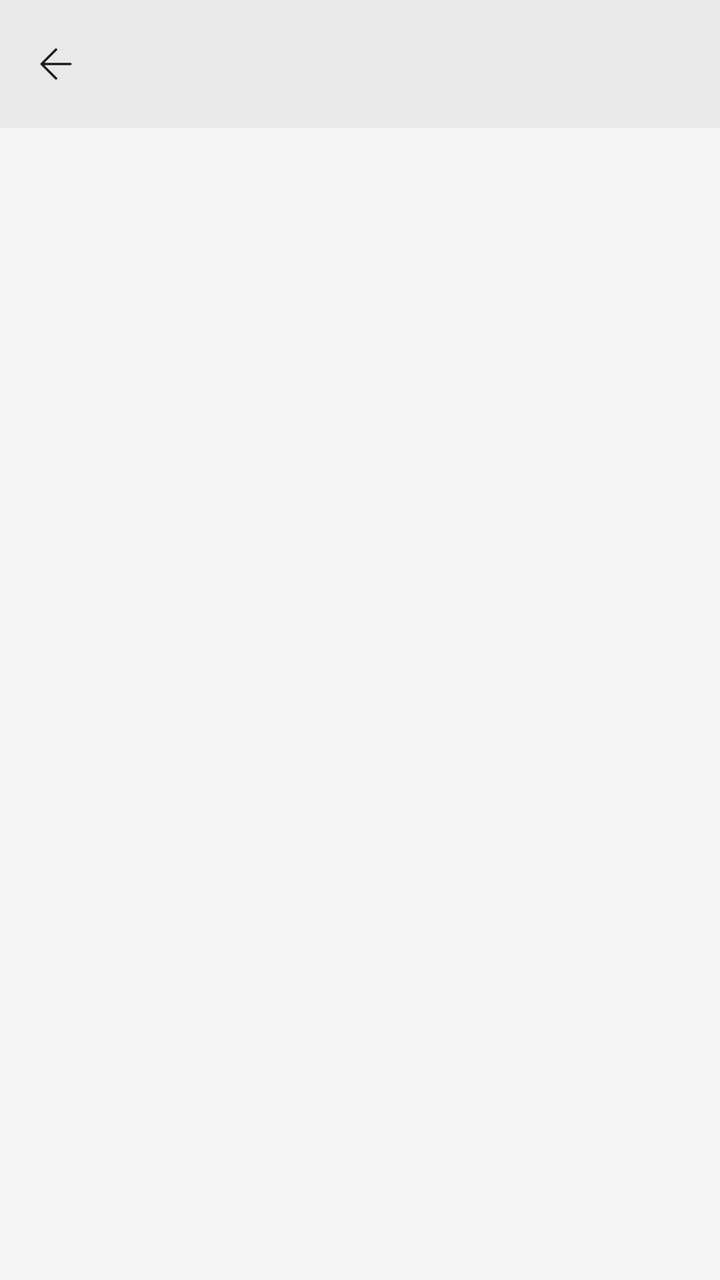
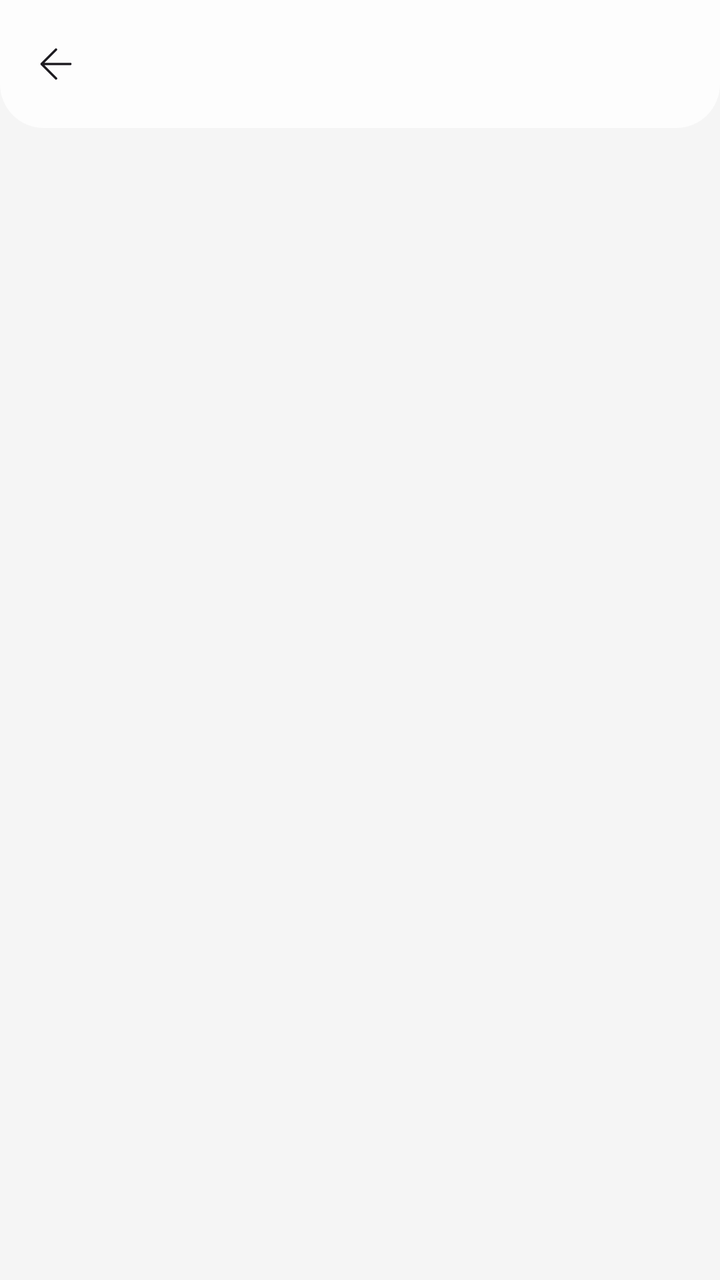

An Android layout rendered at two revisions. The XML below is the earlier revision; the diff shows what the commit changed to produce the second picture.
<!-- AndroidManifest.xml: application theme Theme.Baiboly -->
<!-- res/layout/activity_fanekena.xml -->
<?xml version="1.0" encoding="utf-8"?>

<androidx.coordinatorlayout.widget.CoordinatorLayout
    xmlns:android="http://schemas.android.com/apk/res/android"
    xmlns:app="http://schemas.android.com/apk/res-auto"
    android:layout_width="match_parent"
    android:layout_height="match_parent">

    
    <com.google.android.material.appbar.AppBarLayout
        android:layout_width="match_parent"
        android:layout_height="wrap_content"
        android:background="?attr/colorSurface"
        app:elevation="0dp">

        <androidx.appcompat.widget.Toolbar
            android:id="@+id/toolbar"
            android:layout_width="match_parent"
            android:layout_height="?attr/actionBarSize"
            app:navigationIcon="@drawable/ic_arrow_back"
            app:popupTheme="@style/ThemeOverlay.Material3">

            
            <TextView
                android:id="@+id/toolbarTitle"
                android:layout_width="match_parent"
                android:layout_height="wrap_content"
                android:layout_gravity="center_vertical|start"
                android:layout_marginEnd="96dp"
                android:textSize="20sp"
                android:textStyle="bold"
                android:textColor="?attr/colorOnSurface"
                android:maxLines="1"
                android:ellipsize="end"
                android:singleLine="true" />

        </androidx.appcompat.widget.Toolbar>

    </com.google.android.material.appbar.AppBarLayout>

    
    <androidx.viewpager2.widget.ViewPager2
        android:id="@+id/viewPager"
        android:layout_width="match_parent"
        android:layout_height="match_parent"
        android:background="@color/bgColor"
        app:layout_behavior="@string/appbar_scrolling_view_behavior" />

    <FrameLayout
        android:id="@+id/settings_container"
        android:layout_width="match_parent"
        android:layout_height="match_parent"
        android:visibility="gone"/>

</androidx.coordinatorlayout.widget.CoordinatorLayout>
<!-- resources referenced by this layout -->
<resources>
  <color name="bgColor">#F5F5F5</color>
  <!-- drawable ic_arrow_back (drawable) -->
  <?xml version="1.0" encoding="utf-8"?>
  <vector xmlns:android="http://schemas.android.com/apk/res/android"
      android:width="24dp"
      android:height="24dp"
      android:viewportWidth="80"
      android:viewportHeight="80">
  
      <path
          android:fillColor="?android:attr/textColorPrimary"
          android:pathData="M64,38H20.83L41.41,17.41a2,2,0,0,0,0,-2.82,2,2,0,0,0,-2.82,0l-24,24a1.79,1.79,0,0,0,-0.25,0.31A1.19,1.19,0,0,0,14.25,39c0,0.07,-0.07,0.13,-0.1,0.2l-0.06,0.2a0.84,0.84,0,0,0,0,0.17,2,2,0,0,0,0,0.78,0.84,0.84,0,0,0,0,0.17l0.06,0.2c0,0.07,0.07,0.13,0.1,0.2a1.19,1.19,0,0,0,0.09,0.15,1.79,1.79,0,0,0,0.25,0.31l24,24a2,2,0,1,0,2.82,-2.82L20.83,42H64a2,2,0,0,0,0,-4Z"/>
  </vector>
  <style name="Theme.Baiboly" parent="Theme.Material3.DayNight.NoActionBar">
  
          
          <item name="colorPrimary">#C40E5A</item>
          <item name="colorOnPrimary">#FFFFFF</item>
          <item name="colorPrimaryContainer">#33B8C4</item>
          <item name="colorOnPrimaryContainer">#002020</item>
  
          
          <item name="colorSecondary">#256EC7</item>
          <item name="colorOnSecondary">#FFFFFF</item>
  
          <item name="android:colorBackground">#FFFFFF</item>
          <item name="colorSurface">#E9E9E9</item>
          <item name="colorOnSurface">#1F2937</item>
          <item name="colorSurfaceVariant">#F3F4F6</item>
          <item name="colorOnSurfaceVariant">#4B5563</item>
          <item name="colorOutline">#B4B4B4</item> 
  
          <item name="colorError">#B00020</item>
  
          
          <item name="android:windowLightStatusBar">true</item>
          <item name="android:statusBarColor">?attr/colorSurface</item>
  
          
          <item name="textInputStyle">@style/Widget.Material3.TextInputLayout.OutlinedBox</item>
      </style>
</resources>

<!-- the commit's change to res/layout/activity_fanekena.xml (unified diff, before → after) -->
@@ -1,5 +1,4 @@
 <?xml version="1.0" encoding="utf-8"?>
-
 <androidx.coordinatorlayout.widget.CoordinatorLayout
     xmlns:android="http://schemas.android.com/apk/res/android"
     xmlns:app="http://schemas.android.com/apk/res-auto"
@@ -7,18 +6,27 @@
     android:layout_height="match_parent">
 
     
+    <androidx.viewpager2.widget.ViewPager2
+        android:id="@+id/viewPager"
+        android:layout_width="match_parent"
+        android:layout_height="match_parent"
+        android:background="@color/bgColor" />
+
+    
     <com.google.android.material.appbar.AppBarLayout
+        android:id="@+id/appBar"
         android:layout_width="match_parent"
         android:layout_height="wrap_content"
-        android:background="?attr/colorSurface"
+        android:background="@drawable/bg_reading_bar"
         app:elevation="0dp">
 
         <androidx.appcompat.widget.Toolbar
             android:id="@+id/toolbar"
             android:layout_width="match_parent"
             android:layout_height="?attr/actionBarSize"
+            android:background="@android:color/transparent"
             app:navigationIcon="@drawable/ic_arrow_back"
-            app:popupTheme="@style/ThemeOverlay.Material3">
+            app:popupTheme="@style/ThemeOverlay.Baiboly.Popup">
 
             
             <TextView
@@ -38,14 +46,6 @@
 
     </com.google.android.material.appbar.AppBarLayout>
 
-    
-    <androidx.viewpager2.widget.ViewPager2
-        android:id="@+id/viewPager"
-        android:layout_width="match_parent"
-        android:layout_height="match_parent"
-        android:background="@color/bgColor"
-        app:layout_behavior="@string/appbar_scrolling_view_behavior" />
-
     <FrameLayout
         android:id="@+id/settings_container"
         android:layout_width="match_parent"
<!-- resource entries referenced after the edit -->
@@ -1,6 +1,15 @@
 <!-- resources referenced by this layout -->
 <resources>
   <color name="bgColor">#F5F5F5</color>
+  <!-- drawable bg_reading_bar (drawable) -->
+  <?xml version="1.0" encoding="utf-8"?>
+  <shape xmlns:android="http://schemas.android.com/apk/res/android"
+      android:shape="rectangle">
+      <solid android:color="@color/toolbar_bg" />
+      <corners
+          android:bottomLeftRadius="22dp"
+          android:bottomRightRadius="22dp" />
+  </shape>
   <!-- drawable ic_arrow_back (drawable) -->
   <?xml version="1.0" encoding="utf-8"?>
   <vector xmlns:android="http://schemas.android.com/apk/res/android"
@@ -13,6 +22,12 @@
           android:fillColor="?android:attr/textColorPrimary"
           android:pathData="M64,38H20.83L41.41,17.41a2,2,0,0,0,0,-2.82,2,2,0,0,0,-2.82,0l-24,24a1.79,1.79,0,0,0,-0.25,0.31A1.19,1.19,0,0,0,14.25,39c0,0.07,-0.07,0.13,-0.1,0.2l-0.06,0.2a0.84,0.84,0,0,0,0,0.17,2,2,0,0,0,0,0.78,0.84,0.84,0,0,0,0,0.17l0.06,0.2c0,0.07,0.07,0.13,0.1,0.2a1.19,1.19,0,0,0,0.09,0.15,1.79,1.79,0,0,0,0.25,0.31l24,24a2,2,0,1,0,2.82,-2.82L20.83,42H64a2,2,0,0,0,0,-4Z"/>
   </vector>
+  <style name="ThemeOverlay.Baiboly.Popup" parent="ThemeOverlay.Material3">
+          <item name="android:popupMenuStyle">@style/Widget.Baiboly.PopupMenu</item>
+          <item name="popupMenuStyle">@style/Widget.Baiboly.PopupMenu</item>
+          <item name="actionOverflowMenuStyle">@style/Widget.Baiboly.PopupMenu</item>
+          <item name="android:popupBackground">@drawable/bg_popup_glass</item>
+      </style>
   <style name="Theme.Baiboly" parent="Theme.Material3.DayNight.NoActionBar">
   
           
@@ -39,7 +54,32 @@
           <item name="android:statusBarColor">?attr/colorSurface</item>
   
           
+          <item name="actionBarPopupTheme">@style/ThemeOverlay.Baiboly.Popup</item>
+          <item name="popupMenuStyle">@style/Widget.Baiboly.PopupMenu</item>
+          <item name="android:popupMenuStyle">@style/Widget.Baiboly.PopupMenu</item>
+          <item name="actionOverflowMenuStyle">@style/Widget.Baiboly.PopupMenu</item>
+  
+          
           <item name="textInputStyle">@style/Widget.Material3.TextInputLayout.OutlinedBox</item>
       </style>
+  <color name="toolbar_bg">#CCFFFFFF</color>
+  <style name="Widget.Baiboly.PopupMenu" parent="Widget.Material3.PopupMenu">
+          <item name="android:popupBackground">@drawable/bg_popup_glass</item>
+      </style>
+  <!-- drawable bg_popup_glass (drawable) -->
+  <?xml version="1.0" encoding="utf-8"?>
+  <shape xmlns:android="http://schemas.android.com/apk/res/android"
+      android:shape="rectangle">
+      <solid android:color="#E6FFFFFF" />
+      <corners android:radius="20dp" />
+      <stroke
+          android:width="1dp"
+          android:color="#33FFFFFF" />
+      <padding
+          android:left="6dp"
+          android:right="6dp"
+          android:top="6dp"
+          android:bottom="6dp" />
+  </shape>
 </resources>
 
